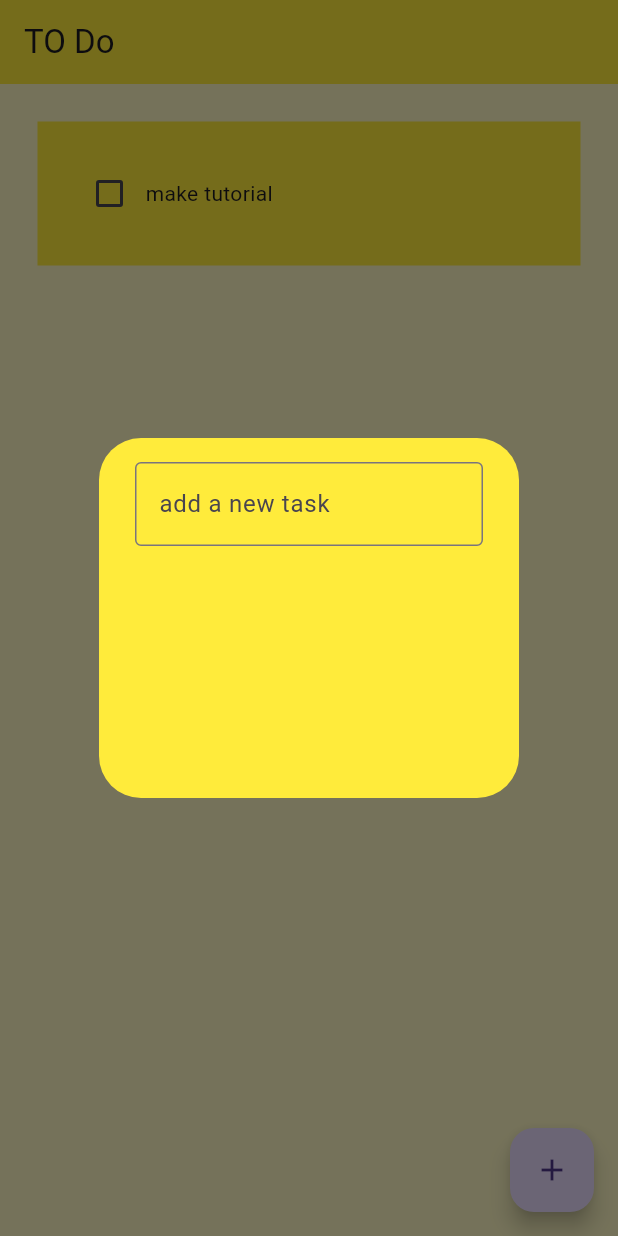
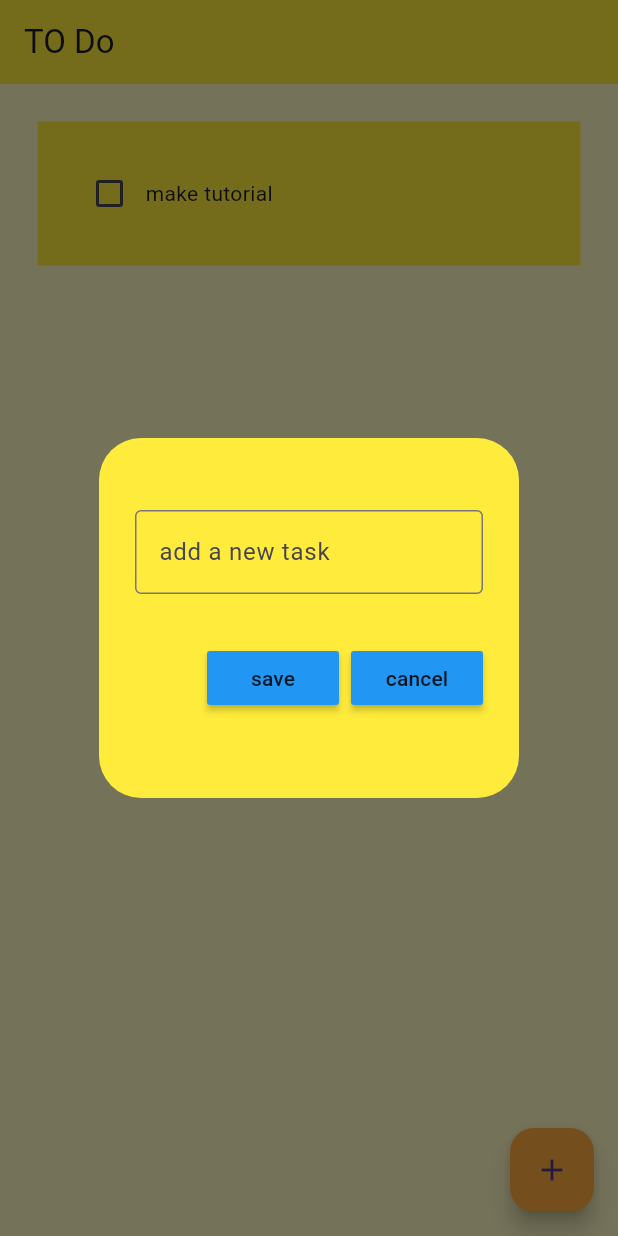
Before and after one commit to yorkings/flutter_todo-app, a Flutter app: the screen it shows after launch, after a tap on the "add" icon, on a phone screen of 412 x 824 dp. Run offline on Flutter 3.47's test engine with Material 3 defaults, Android fonts, the phone set to English and light mode, and no system bars; drawn by our look-alikes of flutter_slidable.

Commit message:
slidable delete

```diff
--- a/lib/pages/Home_page.dart
+++ b/lib/pages/Home_page.dart
@@ -9,22 +9,42 @@ class Homepage extends StatefulWidget {
   State<Homepage> createState() => _HomepageState();
 }
 
-List lista = [
-  ["make tutorial", false]
-];
+class _HomepageState extends State<Homepage> {
+  List lista = [
+    ["make tutorial", false]
+  ];
 
-class _HomepageState extends State<Homepage> {
+  final _controller = TextEditingController();
+
+  void savebutto() {
+    setState(() {
+      lista.add([_controller.text, false]);
+    });
+    Navigator.of(context).pop();
+    _controller.clear();
+  }
+
   void createNewtask() {
     showDialog(
         context: context,
         builder: (context) {
-          return Dialoguebox();
+          return Dialoguebox(
+            controller1: _controller,
+            onCancel: () => Navigator.of(context).pop(),
+            onSave: savebutto,
+          );
         });
   }
 
   void checkCheckbox(bool? value, int index) {
     setState(() {
       lista[index][1] = !lista[index][1];
+    });
+  }
+
+  void deleteTask(int index) {
+    setState(() {
+      lista.removeAt(index);
     });
   }
 
@@ -39,6 +59,7 @@ class _HomepageState extends State<Homepage> {
         floatingActionButton: FloatingActionButton(
           onPressed: createNewtask,
           child: Icon(Icons.add),
+          backgroundColor: Colors.orangeAccent,
         ),
         body: ListView.builder(
           itemCount: lista.length,
@@ -47,6 +68,7 @@ class _HomepageState extends State<Homepage> {
               taskName: lista[index][0],
               taskCompleted: lista[index][1],
               onChanged: (value) => checkCheckbox(value, index),
+              deletefunc: (context) => deleteTask(index),
             );
           },
         ));
--- a/lib/pages/todo_page.dart
+++ b/lib/pages/todo_page.dart
@@ -1,35 +1,50 @@
 import 'package:flutter/material.dart';
+import 'package:flutter_slidable/flutter_slidable.dart';
 
 class Todolist extends StatelessWidget {
   final String taskName;
   final bool taskCompleted;
   Function(bool?)? onChanged;
-    Todolist({
-    super.key,
+  Function(BuildContext)? deletefunc;
+  Todolist(
+      {super.key,
       required this.taskName,
       required this.taskCompleted,
-    required this.onChanged
-   }
-   );
+      required this.onChanged,
+      required this.deletefunc
+      });
 
   @override
   Widget build(BuildContext context) {
     return Padding(
       padding: EdgeInsets.all(25.0),
+      child: Slidable(
+        endActionPane: ActionPane(motion: StretchMotion(), children: [
+          SlidableAction(
+            onPressed: deletefunc,
+            icon: Icons.delete,
+            backgroundColor: Colors.red[300]?? Colors.red,
+            borderRadius: BorderRadius.circular(12),
+          )
+        ]),
         child: Container(
           padding: EdgeInsets.all(24),
           child: Row(
             children: [
               Checkbox(value: taskCompleted, onChanged: onChanged),
               //name
-            Text(taskName,
+              Text(
+                taskName,
                 style: TextStyle(
-              decoration:taskCompleted? TextDecoration.lineThrough:TextDecoration.none
-            ),),
+                    decoration: taskCompleted
+                        ? TextDecoration.lineThrough
+                        : TextDecoration.none),
+              ),
             ],
           ),
           decoration: BoxDecoration(color: Colors.yellow),
         ),
+      ),
     );
   }
 }
--- a/lib/util/button.dart
+++ b/lib/util/button.dart
@@ -0,0 +1,16 @@
+import 'package:flutter/material.dart';
+
+class MyButton extends StatelessWidget {
+  final String text;
+  VoidCallback onPressed;
+  MyButton({super.key, required this.text, required this.onPressed});
+
+  @override
+  Widget build(BuildContext context) {
+    return MaterialButton(
+      onPressed: onPressed,
+      color:Theme.of(context).primaryColor ,
+      child: Text(text),
+      );
+  }
+}
--- a/lib/util/dialogue.dart
+++ b/lib/util/dialogue.dart
@@ -1,7 +1,16 @@
 import 'package:flutter/material.dart';
+import 'package:todo_app/util/button.dart';
 
 class Dialoguebox extends StatelessWidget {
-  const Dialoguebox({super.key});
+  final controller1;
+  VoidCallback onSave;
+  VoidCallback onCancel;
+   Dialoguebox({
+    super.key,
+    required this.controller1,
+    required this.onCancel,
+    required this.onSave
+    });
 
   @override
   Widget build(BuildContext context) {
@@ -10,18 +19,28 @@ class Dialoguebox extends StatelessWidget {
       content: Container(
         height: 200,
         child: Column(
+          mainAxisAlignment: MainAxisAlignment.spaceEvenly,
           children: [
             TextField(
+              controller: controller1,
               decoration: InputDecoration(
-              border:OutlineInputBorder(),
-              hintText: "add a new task"
-               ),
-             ),
-             Row(
+                  border: OutlineInputBorder(), hintText: "add a new task"),
+            ),
+            Row(
+              mainAxisAlignment: MainAxisAlignment.end,
               children: [
-
+                //save button
+                MyButton(text: 'save', onPressed: onSave),
+                //cancel
+                const SizedBox(
+                  width: 8,
+                ),
+                MyButton(
+                  text: 'cancel',
+                  onPressed: onCancel,
+                )
               ],
-             )
+            )
           ],
         ),
       ),
--- a/pubspec.yaml
+++ b/pubspec.yaml
@@ -35,6 +35,7 @@ dependencies:
   # The following adds the Cupertino Icons font to your application.
   # Use with the CupertinoIcons class for iOS style icons.
   cupertino_icons: ^1.0.8
+  flutter_slidable: ^3.1.1
 
 dev_dependencies:
   flutter_test:
```
Also changed, not shown: pubspec.lock. Lines whose indentation alone changed are shown as unchanged.
